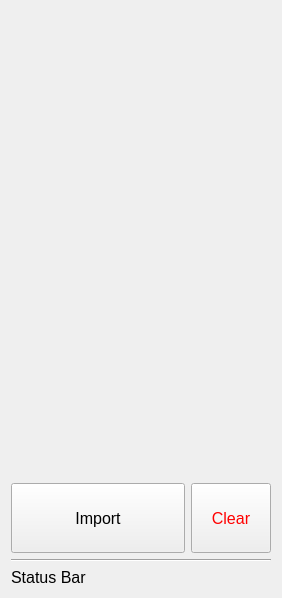
Old version of the form widgets/Sidebar.ui in the repository bluemellophone/gzc-client.
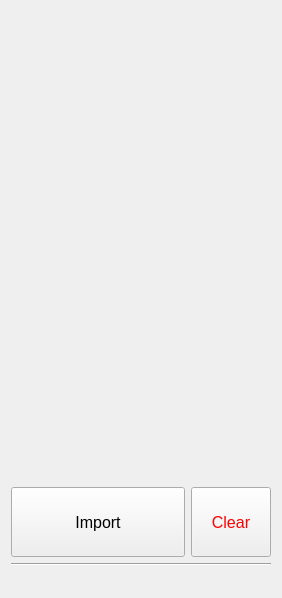
New version of the form.

Patch:
```diff
--- a/widgets/Sidebar.ui
+++ b/widgets/Sidebar.ui
@@ -10,6 +10,12 @@
     <height>598</height>
    </rect>
   </property>
+  <property name="minimumSize">
+   <size>
+    <width>0</width>
+    <height>0</height>
+   </size>
+  </property>
   <property name="baseSize">
    <size>
     <width>100</width>
@@ -164,8 +170,17 @@
      </item>
      <item>
       <widget class="QLabel" name="sidebar_status">
+       <property name="font">
+        <font>
+         <pointsize>10</pointsize>
+         <italic>true</italic>
+        </font>
+       </property>
+       <property name="styleSheet">
+        <string notr="true">color: #666;</string>
+       </property>
        <property name="text">
-        <string>Status Bar</string>
+        <string/>
        </property>
       </widget>
      </item>
```
